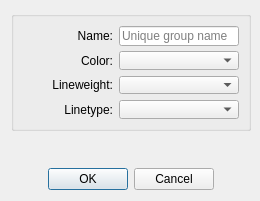
Before: the Qt Designer form src/libs/vtools/dialogs/tools/editgroup_dialog.ui in FashionFreedom/Seamly2D, drawn with Qt 5.
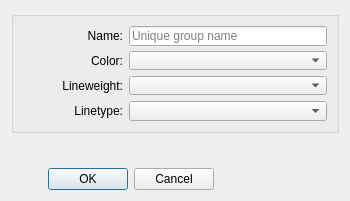
After: the same form once the commit is applied. Icons and pictures are not drawn. Custom widgets are drawn as their Qt base class.

```diff
--- a/src/libs/vtools/dialogs/tools/editgroup_dialog.ui
+++ b/src/libs/vtools/dialogs/tools/editgroup_dialog.ui
@@ -6,7 +6,7 @@
    <rect>
     <x>0</x>
     <y>0</y>
-    <width>260</width>
+    <width>350</width>
     <height>201</height>
    </rect>
   </property>
@@ -24,7 +24,7 @@
   </property>
   <property name="maximumSize">
    <size>
-    <width>348</width>
+    <width>16777215</width>
     <height>16777215</height>
    </size>
   </property>
@@ -35,11 +35,11 @@
    <iconset resource="../../../vmisc/share/resources/icon.qrc">
     <normaloff>:/icon/64x64/icon64x64.png</normaloff>:/icon/64x64/icon64x64.png</iconset>
   </property>
-  <layout class="QVBoxLayout" name="verticalLayout">
+  <layout class="QVBoxLayout" name="verticalLayout_2">
    <item>
     <widget class="QGroupBox" name="groupBox">
      <property name="sizePolicy">
-      <sizepolicy hsizetype="Fixed" vsizetype="Fixed">
+      <sizepolicy hsizetype="Preferred" vsizetype="Preferred">
        <horstretch>0</horstretch>
        <verstretch>0</verstretch>
       </sizepolicy>
@@ -52,8 +52,8 @@
      </property>
      <property name="maximumSize">
       <size>
-       <width>240</width>
-       <height>120</height>
+       <width>16777215</width>
+       <height>16777215</height>
       </size>
      </property>
      <property name="title">
@@ -62,7 +62,7 @@
      <property name="checkable">
       <bool>false</bool>
      </property>
-     <layout class="QVBoxLayout" name="verticalLayout_2">
+     <layout class="QVBoxLayout" name="verticalLayout">
       <item>
        <layout class="QFormLayout" name="formLayout">
         <property name="labelAlignment">
@@ -72,7 +72,7 @@
          <widget class="QLabel" name="groupName_Label">
           <property name="minimumSize">
            <size>
-            <width>90</width>
+            <width>100</width>
             <height>0</height>
            </size>
           </property>
@@ -87,7 +87,7 @@
         <item row="0" column="1">
          <widget class="QLineEdit" name="groupName_LineEdit">
           <property name="sizePolicy">
-           <sizepolicy hsizetype="Fixed" vsizetype="Fixed">
+           <sizepolicy hsizetype="Expanding" vsizetype="Fixed">
             <horstretch>0</horstretch>
             <verstretch>0</verstretch>
            </sizepolicy>
@@ -100,8 +100,8 @@
           </property>
           <property name="maximumSize">
            <size>
-            <width>150</width>
-            <height>20</height>
+            <width>16777215</width>
+            <height>16777215</height>
            </size>
           </property>
           <property name="toolTip">
@@ -116,7 +116,7 @@
          <widget class="QLabel" name="groupColor_Label">
           <property name="minimumSize">
            <size>
-            <width>90</width>
+            <width>100</width>
             <height>0</height>
            </size>
           </property>
@@ -131,7 +131,7 @@
         <item row="1" column="1">
          <widget class="ColorComboBox" name="groupColor_ComboBox">
           <property name="sizePolicy">
-           <sizepolicy hsizetype="Fixed" vsizetype="Fixed">
+           <sizepolicy hsizetype="Expanding" vsizetype="Fixed">
             <horstretch>0</horstretch>
             <verstretch>0</verstretch>
            </sizepolicy>
@@ -144,7 +144,7 @@
           </property>
           <property name="maximumSize">
            <size>
-            <width>150</width>
+            <width>16777215</width>
             <height>16777215</height>
            </size>
           </property>
@@ -160,7 +160,7 @@
          <widget class="QLabel" name="groupLineWeight_Label">
           <property name="minimumSize">
            <size>
-            <width>90</width>
+            <width>100</width>
             <height>0</height>
            </size>
           </property>
@@ -175,7 +175,7 @@
         <item row="2" column="1">
          <widget class="LineWeightComboBox" name="groupLineWeight_ComboBox">
           <property name="sizePolicy">
-           <sizepolicy hsizetype="Fixed" vsizetype="Fixed">
+           <sizepolicy hsizetype="Expanding" vsizetype="Fixed">
             <horstretch>0</horstretch>
             <verstretch>0</verstretch>
            </sizepolicy>
@@ -188,7 +188,7 @@
           </property>
           <property name="maximumSize">
            <size>
-            <width>150</width>
+            <width>16777215</width>
             <height>16777215</height>
            </size>
           </property>
@@ -204,7 +204,7 @@
          <widget class="QLabel" name="groupLineType_Label">
           <property name="minimumSize">
            <size>
-            <width>90</width>
+            <width>100</width>
             <height>0</height>
            </size>
           </property>
@@ -219,7 +219,7 @@
         <item row="3" column="1">
          <widget class="LineTypeComboBox" name="groupLineType_ComboBox">
           <property name="sizePolicy">
-           <sizepolicy hsizetype="Fixed" vsizetype="Fixed">
+           <sizepolicy hsizetype="Expanding" vsizetype="Fixed">
             <horstretch>0</horstretch>
             <verstretch>0</verstretch>
            </sizepolicy>
@@ -232,7 +232,7 @@
           </property>
           <property name="maximumSize">
            <size>
-            <width>150</width>
+            <width>16777215</width>
             <height>16777215</height>
            </size>
           </property>
```
